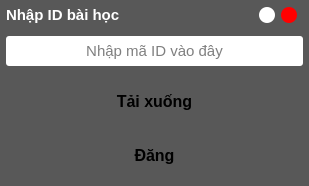
Old version of the form UI_Files/connect.ui in the repository hoangm960/Astraea.
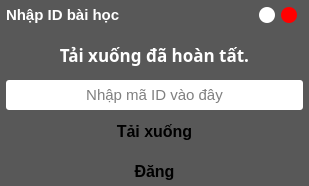
New version of the form.

```diff
--- a/UI_Files/connect.ui
+++ b/UI_Files/connect.ui
@@ -209,6 +209,27 @@
       </layout>
      </widget>
     </item>
+    <item>
+     <widget class="QLabel" name="label_2">
+      <property name="font">
+       <font>
+        <family>Montserrat</family>
+        <pointsize>13</pointsize>
+        <weight>75</weight>
+        <bold>true</bold>
+       </font>
+      </property>
+      <property name="styleSheet">
+       <string notr="true">color: rgb(255,255,255);</string>
+      </property>
+      <property name="text">
+       <string>Tải xuống đã hoàn tất.</string>
+      </property>
+      <property name="alignment">
+       <set>Qt::AlignCenter</set>
+      </property>
+     </widget>
+    </item>
     <item>
      <widget class="QLineEdit" name="id_entry">
       <property name="minimumSize">
```
